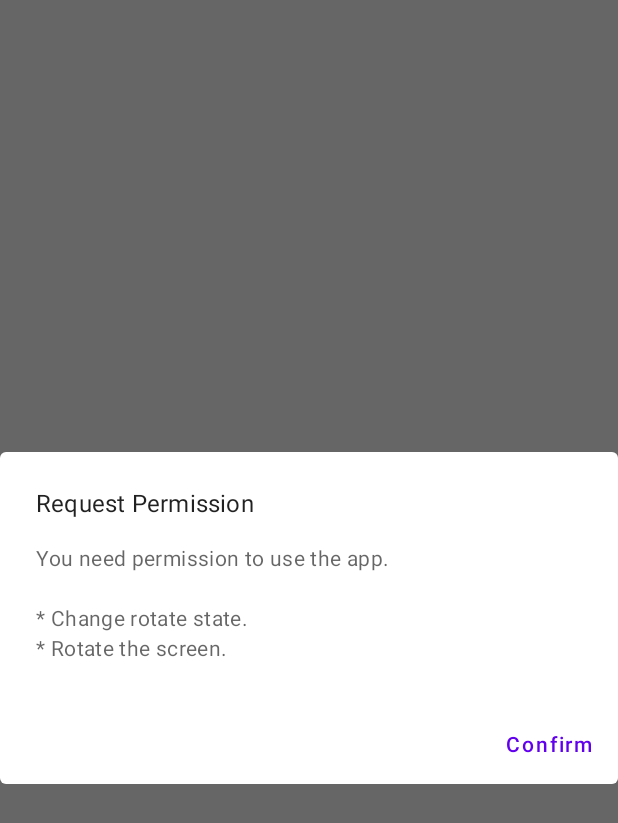
After one commit to KangTaeJong98/Rotate-Master, an Android app built with Jetpack Compose: the @Preview function RotatePermissionRequestDialog, on a phone screen of 412 x 824 dp. The commit adds this screen. Shown: the top 823 px of the screen. Run offline under Robolectric (Android 15) with nearby library versions, the phone set to English and light mode, and no system bars.

Commit message:
[#4][RotateManager] RotatePermissionRequestDialog 작성

```diff
--- /dev/null
+++ b/app/src/main/java/com/taetae98/rotatemaster/ui/dialog/RotatePermissionRequestDialog.kt
@@ -0,0 +1,52 @@
+package com.taetae98.rotatemaster.ui.dialog
+
+import android.content.Context
+import android.content.Intent
+import android.net.Uri
+import android.provider.Settings
+import androidx.compose.material.AlertDialog
+import androidx.compose.material.Text
+import androidx.compose.material.TextButton
+import androidx.compose.runtime.Composable
+import androidx.compose.ui.platform.LocalContext
+import androidx.compose.ui.res.stringResource
+import androidx.compose.ui.tooling.preview.Preview
+import com.taetae98.rotatemaster.R
+
+@Preview
+@Composable
+fun RotatePermissionRequestDialog() {
+    AlertDialog(
+        title = {
+            Text(text = stringResource(id = R.string.request_permission))
+        },
+        text = {
+            Text(text = stringResource(id = R.string.request_rotate_permission))
+        },
+        confirmButton = {
+            ConfirmButton()
+        },
+        onDismissRequest = {
+
+        }
+    )
+}
+
+@Composable
+private fun ConfirmButton() {
+    val context = LocalContext.current
+
+    TextButton(
+        onClick = {
+            startWriteSettingsActivity(context)
+        }
+    ) {
+        Text(text = stringResource(id = R.string.confirm))
+    }
+}
+
+private fun startWriteSettingsActivity(context: Context) {
+    Intent(Settings.ACTION_MANAGE_WRITE_SETTINGS, Uri.parse("package:${context.packageName}")).also {
+        context.startActivity(it)
+    }
+}
--- a/app/src/main/res/values/strings.xml
+++ b/app/src/main/res/values/strings.xml
@@ -7,4 +7,7 @@
     <string name="reverse_landscape">Landscape(R)</string>
     <string name="rotate_left">Rotate Left</string>
     <string name="rotate_right">Rotate Right</string>
+    <string name="request_permission">Request Permission</string>
+    <string name="request_rotate_permission">You need permission to use the app.\n\n<b>* Change rotate state.</b>\n<b>* Rotate the screen.</b></string>
+    <string name="confirm">Confirm</string>
 </resources>
```
